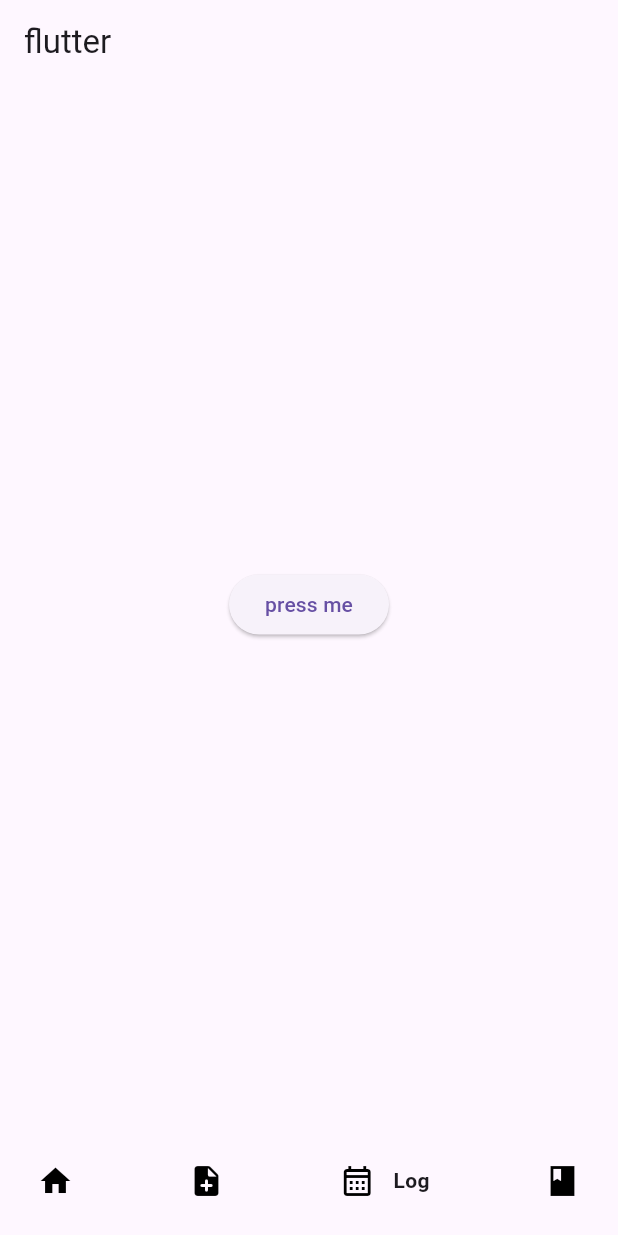
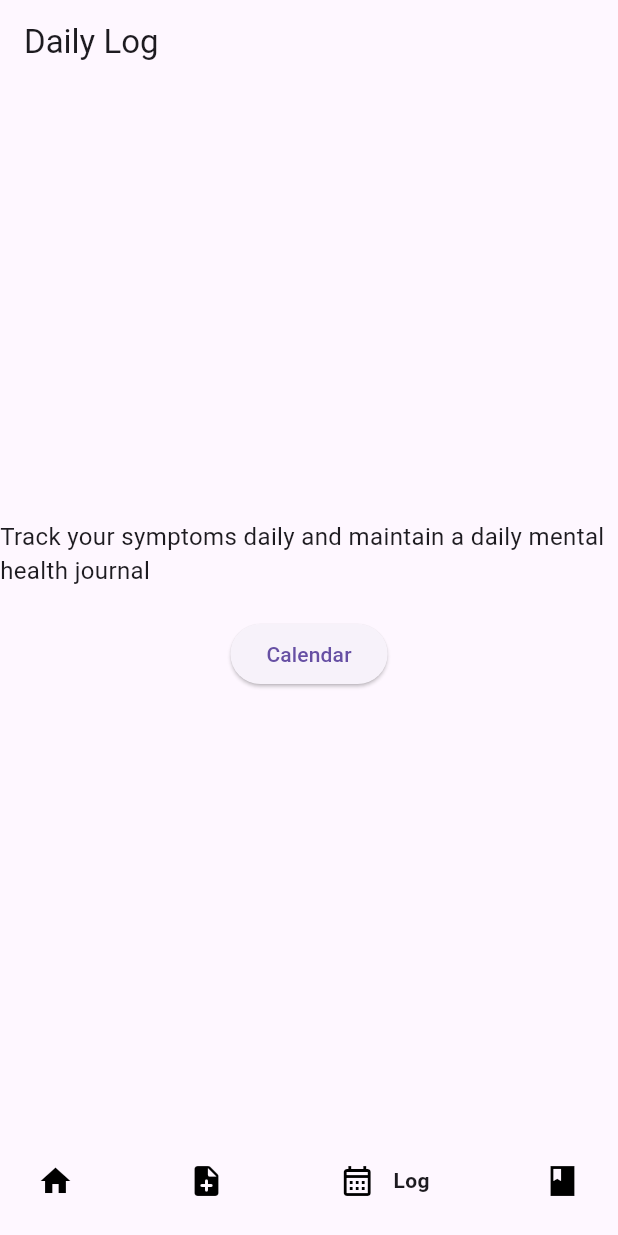
Before and after one commit to Fyrebolt700/Technovation-2024-updated-, a Flutter app: the screen it shows after launch, item 3 of the bottom bar chosen, on a phone screen of 412 x 824 dp. Run offline on Flutter 3.47's test engine with Material 3 defaults, Android fonts, the phone set to English and light mode, and no system bars; drawn by our look-alikes of google_nav_bar.

Commit message:
third commit

```diff
--- a/lib/home_style.dart
+++ b/lib/home_style.dart
@@ -1,6 +1,9 @@
 // ignore_for_file: prefer_const_constructors
 
 import 'package:flutter/material.dart';
+import 'quiz.dart';
+import 'package:url_launcher/url_launcher_string.dart';
+
 
 
 //This styles the homepage
@@ -15,9 +18,11 @@ class HomeStyle extends StatelessWidget {
           title: Text('Homepage')
         ),
         body: Center(
+
           child: Column(
             mainAxisAlignment: MainAxisAlignment.start,
             children: [
+
               SizedBox(height: 50),
               Icon(
                 Icons.female,
@@ -31,6 +36,8 @@ class HomeStyle extends StatelessWidget {
                   fontSize: 40,
                 )
                 ),
+
+
               SizedBox(height:30),
               Container(
                 width:450,
@@ -41,11 +48,43 @@ class HomeStyle extends StatelessWidget {
                   ),
                 ),
               )
+              ),
+              SizedBox(height: 20),
+              ElevatedButton(
+                onPressed: () {
+                  Navigator.push(
+                    context,
+                    MaterialPageRoute(builder: (context) => Quiz())
+                  );
+                  print('Button Pressed!');
+                },
+                child: Text('Screening Tool'),
+
+              ),
+              SizedBox(height: 20),
+              ElevatedButton(
+                onPressed: () {
+                  _launchExternalLink('https://partyrock.aws/u/fyrebolt700/P0NKvlIYC/Postpartum-Wellness-Companion');
+
+                },
+
+                child: Text('AI Chat bot'),
+
               )
             ],
           )
+
         ),
-        ),
+      ),
     );
   }
+
+  void _launchExternalLink(String url) async {
+  if (await canLaunchUrlString(url)) {
+       await launchUrlString(
+        url,
+        mode: LaunchMode.externalApplication,
+      );
+    }
+  }
 }
--- a/lib/log_style.dart
+++ b/lib/log_style.dart
@@ -1,4 +1,5 @@
 import 'package:flutter/material.dart';
+import 'mood_scale.dart';
 
 //Styles the log page
 //Stateful to update date picked by user
@@ -31,7 +32,8 @@ class _LogStyleState extends State<LogStyle> {
       context,
       MaterialPageRoute(
         //When user clicks date, goes to new page
-        builder: (context) => SelectedDatePage(selectedDate: _selectedDate),
+        builder: (context) => MoodScale(),
+       // builder: (context) => SelectedDatePage(selectedDate: _selectedDate),
       )
     );
   }
@@ -42,14 +44,27 @@ class _LogStyleState extends State<LogStyle> {
     return MaterialApp(
       home: Scaffold(
         appBar: AppBar(
-          title: Text('flutter'),
+          title: Text('Daily Log'),
         ),
         body: Center(
-          child: ElevatedButton(
-            onPressed: (){
-              _datePicker();
-            },
-            child: const Text('press me'),
+          child: Column(
+            mainAxisAlignment: MainAxisAlignment.center,
+            children:  [
+              // ignore: prefer_const_constructors
+              Text(
+                'Track your symptoms daily and maintain a daily mental health journal',
+                style: TextStyle(
+                  fontSize: 16,
+                )
+              ),
+              SizedBox(height: 20),
+              ElevatedButton(
+                onPressed: (){
+                   _datePicker();
+                  },
+            child: const Text('Calendar'),
+          ),
+            ],
           ),
         ),
       ),
--- a/lib/main.dart
+++ b/lib/main.dart
@@ -6,6 +6,8 @@ import 'package:google_nav_bar/google_nav_bar.dart';
 import 'home_style.dart';
 import 'news_style.dart';
 import 'log_style.dart';
+import 'resources_style.dart';
+
 
 //main page that links to other pages
 //main page has no independatn function
@@ -53,6 +55,7 @@ class _HomePageState extends State<HomePage> {
     HomeStyle(),
     NewsStyle(),
     LogStyle(),
+    ResourcesStyle(),
 
     Text('Resources',
     style: optionStyle,
--- a/pubspec.yaml
+++ b/pubspec.yaml
@@ -48,6 +48,11 @@ dev_dependencies:
   # package. See that file for information about deactivating specific lint
   # rules and activating additional ones.
   flutter_lints: ^3.0.0
+  cupertino_icons: ^1.0.6
+  google_nav_bar: ^5.0.6
+  line_icons: ^2.0.2
+  http: ^0.13.3
+  url_launcher: ^6.2.6
 
 # For information on the generic Dart part of this file, see the
 # following page: https://dart.dev/tools/pub/pubspec
```
Also changed, not shown: lib/news_style.dart (+3 -11 lines), pubspec.lock, 5 other files.
